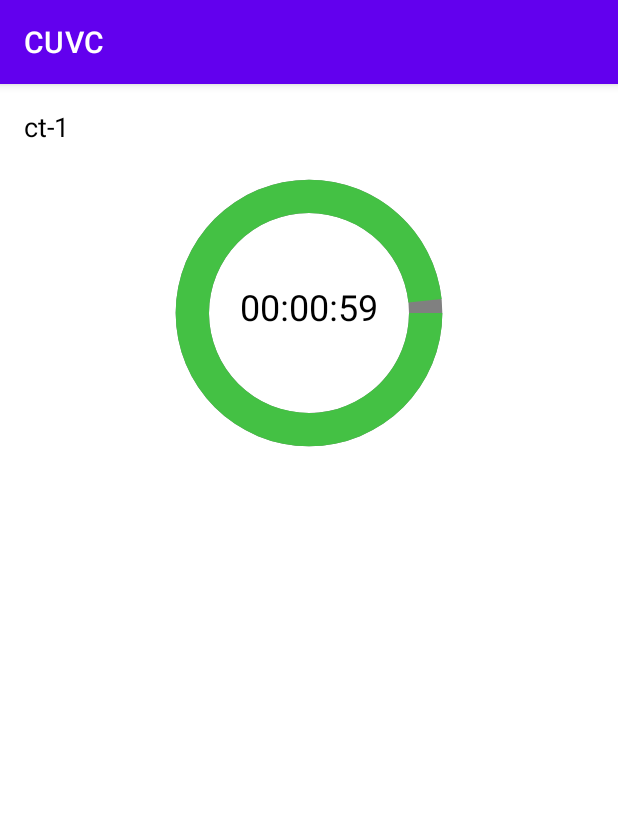
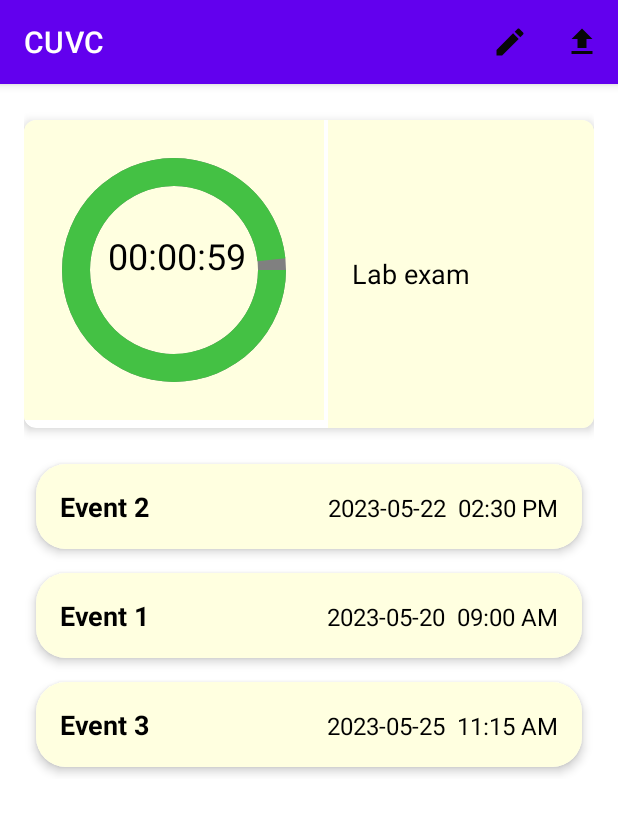
Before and after one commit to Sharif37/CU-Virtual-Classroom-, an Android app: the EventActivity screen opened directly, with no data from a screen before it, on a phone screen of 412 x 824 dp. Shown: the top 813 px of the screen. Run offline under Robolectric (Android 15) with nearby library versions, the phone set to English and light mode, and no system bars.

Commit message:
event features added

```diff
--- /dev/null
+++ b/CUVC/app/src/main/java/com/example/cuvc/Event.java
@@ -0,0 +1,36 @@
+package com.example.cuvc;
+
+public class Event implements Comparable<Event> {
+    private String name;
+    private String date;
+    private String time;
+    private String Id;
+
+    public Event(String Id,String name, String date, String time) {
+        this.Id=Id ;
+        this.name = name;
+        this.date = date;
+        this.time = time;
+    }
+
+    public String getId() {
+        return Id;
+    }
+    public String getName() {
+        return name;
+    }
+
+    public String getDate() {
+        return date;
+    }
+
+    public String getTime() {
+        return time;
+    }
+
+    @Override
+    public int compareTo(Event other) {
+        // Compare events based on time
+        return this.getTime().compareTo(other.getTime());
+    }
+}
--- a/CUVC/app/src/main/java/com/example/cuvc/EventActivity.java
+++ b/CUVC/app/src/main/java/com/example/cuvc/EventActivity.java
@@ -1,36 +1,95 @@
 package com.example.cuvc;
 
 import androidx.appcompat.app.AppCompatActivity;
+import androidx.recyclerview.widget.LinearLayoutManager;
 import androidx.recyclerview.widget.RecyclerView;
 
+import android.content.Intent;
 import android.os.Bundle;
 import android.os.CountDownTimer;
+import android.view.Menu;
+import android.view.MenuItem;
 import android.widget.ProgressBar;
 import android.widget.TextView;
 
+import java.util.ArrayList;
+import java.util.Collections;
+import java.util.List;
 import java.util.Locale;
 import java.util.concurrent.TimeUnit;
 
 public class EventActivity extends AppCompatActivity {
 
-
     private CountDownTimer countdownTimer;
     private ProgressBar countdownProgress;
     private TextView timeTextView;
+    private RecyclerView recyclerView;
+    private EventAdapter eventAdapter;
+    private List<Event> eventList;
+
     @Override
     protected void onCreate(Bundle savedInstanceState) {
         super.onCreate(savedInstanceState);
         setContentView(R.layout.activity_event);
 
-            countdownProgress = findViewById(R.id.countdown_progress_bar);
-            timeTextView = findViewById(R.id.countdown_text_view);
+        countdownProgress = findViewById(R.id.countdown_progress_bar);
+        timeTextView = findViewById(R.id.countdown_text_view);
 
-            RecyclerView upcomingEventsRecyclerView = findViewById(R.id.upcoming_events_recycler_view);
 
-            // Set up your RecyclerView adapter and layout manager here
+        // Set up your RecyclerView adapter and layout manager here
+        // Initialize the RecyclerView
+        recyclerView = findViewById(R.id.upcoming_events_recycler_view);
+        recyclerView.setLayoutManager(new LinearLayoutManager(this));
+
+        // Create a list of events (dummy data for demonstration)
+        eventList = new ArrayList<>();
+        eventList.add(new Event("","Event 1", "2023-05-20", "09:00 AM"));
+        eventList.add(new Event("","Event 2", "2023-05-22", "02:30 PM"));
+        eventList.add(new Event("","Event 3", "2023-05-25", "11:15 AM"));
+
+        // Sort the event list based on time
+        Collections.sort(eventList);
+
+        // Create and set the adapter
+        eventAdapter = new EventAdapter(eventList);
+        recyclerView.setAdapter(eventAdapter);
+
         long timeLeftInMillis = 60000; // Example: 1 minute (you should replace this with your desired time)
         startCountdownTimer(timeLeftInMillis);
+    }
+
+    @Override
+    public boolean onCreateOptionsMenu(Menu menu) {
+        getMenuInflater().inflate(R.menu.menu_admin, menu);
+        return true;
+    }
+
+    @Override
+    public boolean onOptionsItemSelected(MenuItem item) {
+        int itemId = item.getItemId();
+        if (itemId == R.id.menu_edit) {
+            // Handle the Edit menu item click
+            openEditEventForm();
+            Intent intent=new Intent(this,AdminFormActivity.class);
+            startActivity(intent);
+            return true;
+        } else if (itemId == R.id.menu_upload) {
+            // Handle the Upload menu item click
+            uploadEventToFirebase();
+            return true;
         }
+        return super.onOptionsItemSelected(item);
+    }
+
+    private void openEditEventForm() {
+        // Implement the logic to open the form for editing the event
+        // You can start a new activity or show a dialog fragment, for example
+    }
+
+    private void uploadEventToFirebase() {
+        // Implement the logic to upload the event to Firebase
+        // You can use Firebase APIs to store the event data
+    }
 
     private void startCountdownTimer(long timeLeftInMillis) {
         countdownProgress.setMax(10000); // Set a large max value for precision
@@ -61,8 +120,4 @@ public class EventActivity extends AppCompatActivity {
         };
         countdownTimer.start();
     }
-
-
-
-
 }
--- /dev/null
+++ b/CUVC/app/src/main/java/com/example/cuvc/EventAdapter.java
@@ -0,0 +1,53 @@
+package com.example.cuvc;
+
+import android.view.LayoutInflater;
+import android.view.View;
+import android.view.ViewGroup;
+import android.widget.TextView;
+
+import androidx.annotation.NonNull;
+import androidx.recyclerview.widget.RecyclerView;
+
+import java.util.List;
+
+public class EventAdapter extends RecyclerView.Adapter<EventAdapter.EventViewHolder> {
+    private List<Event> eventList;
+
+    public EventAdapter(List<Event> eventList) {
+        this.eventList = eventList;
+    }
+
+    @NonNull
+    @Override
+    public EventViewHolder onCreateViewHolder(@NonNull ViewGroup parent, int viewType) {
+        View itemView = LayoutInflater.from(parent.getContext())
+                .inflate(R.layout.item_event, parent, false);
+        return new EventViewHolder(itemView);
+    }
+
+    @Override
+    public void onBindViewHolder(@NonNull EventViewHolder holder, int position) {
+        Event event = eventList.get(position);
+        holder.eventNameTextView.setText(event.getName());
+        holder.eventDateTextView.setText(event.getDate());
+        holder.eventTimeTextView.setText(event.getTime());
+    }
+
+    @Override
+    public int getItemCount() {
+        return eventList.size();
+    }
+
+    static class EventViewHolder extends RecyclerView.ViewHolder {
+        TextView eventNameTextView;
+        TextView eventDateTextView;
+        TextView eventTimeTextView;
+
+        EventViewHolder(@NonNull View itemView) {
+            super(itemView);
+            eventNameTextView = itemView.findViewById(R.id.event_name_text_view);
+            eventDateTextView = itemView.findViewById(R.id.event_date_text_view);
+            eventTimeTextView = itemView.findViewById(R.id.event_time_text_view);
+        }
+    }
+}
--- /dev/null
+++ b/CUVC/app/src/main/res/drawable/ic_edit.xml
@@ -0,0 +1,5 @@
+<vector android:height="24dp" android:tint="#070707"
+    android:viewportHeight="24" android:viewportWidth="24"
+    android:width="24dp" xmlns:android="http://schemas.android.com/apk/res/android">
+    <path android:fillColor="@android:color/white" android:pathData="M3,17.25V21h3.75L17.81,9.94l-3.75,-3.75L3,17.25zM20.71,7.04c0.39,-0.39 0.39,-1.02 0,-1.41l-2.34,-2.34c-0.39,-0.39 -1.02,-0.39 -1.41,0l-1.83,1.83 3.75,3.75 1.83,-1.83z"/>
+</vector>
--- /dev/null
+++ b/CUVC/app/src/main/res/drawable/ic_upload.xml
@@ -0,0 +1,5 @@
+<vector android:height="24dp" android:tint="#070707"
+    android:viewportHeight="24" android:viewportWidth="24"
+    android:width="24dp" xmlns:android="http://schemas.android.com/apk/res/android">
+    <path android:fillColor="@android:color/white" android:pathData="M5,20h14v-2H5V20zM5,10h4v6h6v-6h4l-7,-7L5,10z"/>
+</vector>
--- a/CUVC/app/src/main/res/layout/activity_event.xml
+++ b/CUVC/app/src/main/res/layout/activity_event.xml
@@ -3,53 +3,76 @@
     xmlns:tools="http://schemas.android.com/tools"
     android:layout_width="match_parent"
     android:layout_height="wrap_content"
+    xmlns:app="http://schemas.android.com/apk/res-auto"
     android:padding="16dp"
     tools:context=".EventActivity">
 
-    <TextView
-        android:id="@+id/name_text_view"
-        android:layout_width="wrap_content"
+    <androidx.cardview.widget.CardView
+        android:id="@+id/pCardview"
+        android:layout_width="match_parent"
         android:layout_height="wrap_content"
-        android:text="ct-1"
-        android:textSize="18sp"
-        android:textColor="@android:color/black" />
+        android:layout_marginTop="8dp"
+        android:layout_centerHorizontal="true"
+        android:background="#FFFFE0"
+        app:cardCornerRadius="8dp"
+        app:cardElevation="4dp">
 
         <RelativeLayout
             android:id="@+id/countdown_progress_bar_layout"
-        android:layout_width="200dp"
-        android:layout_height="200dp"
-        android:layout_below="@+id/name_text_view"
-        android:layout_marginTop="8dp"
-        android:layout_centerHorizontal="true">
+            android:background="#FFFFE0"
+            android:layout_width="wrap_content"
+            android:layout_height="wrap_content">
 
             <ProgressBar
                 android:id="@+id/countdown_progress_bar"
+                style="?android:attr/progressBarStyleHorizontal"
                 android:layout_width="200dp"
                 android:layout_height="200dp"
-            android:layout_marginTop="8dp"
-            android:layout_centerHorizontal="true"
                 android:indeterminate="false"
+                android:padding="16dp"
                 android:max="100"
                 android:progress="100"
-            style="?android:attr/progressBarStyleHorizontal"
                 android:progressDrawable="@drawable/circular_progress_bar1" />
 
             <TextView
                 android:id="@+id/countdown_text_view"
-            android:layout_width="wrap_content"
-            android:layout_height="wrap_content"
-            android:layout_centerInParent="true"
+                android:layout_width="101dp"
+                android:layout_height="41dp"
+                android:layout_alignStart="@+id/countdown_progress_bar"
+                android:layout_alignTop="@+id/countdown_progress_bar"
+                android:layout_alignEnd="@+id/countdown_progress_bar"
+                android:layout_marginStart="56dp"
+                android:layout_marginTop="74dp"
+                android:layout_marginEnd="43dp"
                 android:text="00:00:00"
                 android:textColor="@color/black"
                 android:textSize="24sp" />
 
         </RelativeLayout>
 
+
+        <TextView
+            android:id="@+id/name_text_view"
+            android:layout_width="177dp"
+            android:layout_height="205dp"
+            android:layout_gravity="end"
+            android:background="#FFFFE0"
+            android:padding="16dp"
+            android:text="Lab exam "
+            android:gravity="center_vertical"
+            android:textColor="@color/black"
+            android:layout_alignTop="@id/countdown_progress_bar_layout"
+            android:layout_alignBottom="@id/countdown_progress_bar_layout"
+            android:layout_toEndOf="@id/countdown_progress_bar_layout"
+            android:textSize="18sp" />
+
+    </androidx.cardview.widget.CardView>
+
     <androidx.recyclerview.widget.RecyclerView
         android:id="@+id/upcoming_events_recycler_view"
         android:layout_width="match_parent"
         android:layout_height="wrap_content"
-        android:layout_below="@+id/countdown_progress_bar_layout"
+        android:layout_below="@id/pCardview"
         android:layout_marginTop="16dp" />
 
 </RelativeLayout>
--- /dev/null
+++ b/CUVC/app/src/main/res/layout/item_event.xml
@@ -0,0 +1,47 @@
+<!-- item_event.xml -->
+<androidx.cardview.widget.CardView xmlns:android="http://schemas.android.com/apk/res/android"
+    android:layout_width="match_parent"
+    android:layout_height="wrap_content"
+    xmlns:app="http://schemas.android.com/apk/res-auto"
+    android:layout_margin="8dp"
+    android:background="@color/white"
+    app:cardCornerRadius="20dp"
+    app:cardElevation="4dp">
+
+    <LinearLayout
+        android:layout_width="match_parent"
+        android:layout_height="wrap_content"
+        android:background="#FFFFE0"
+        android:padding="16dp">
+
+        <TextView
+            android:id="@+id/event_name_text_view"
+            android:layout_width="0dp"
+            android:text="kazi omar sharif"
+            android:layout_height="wrap_content"
+            android:layout_weight="1"
+            android:textSize="18sp"
+            android:textColor="@color/black"
+            android:textStyle="bold" />
+
+        <TextView
+            android:id="@+id/event_date_text_view"
+            android:layout_width="wrap_content"
+            android:layout_height="wrap_content"
+            android:text="12-12-12"
+            android:textSize="16sp"
+            android:textColor="@color/black"
+            android:layout_marginStart="16dp" />
+
+        <TextView
+            android:id="@+id/event_time_text_view"
+            android:layout_width="wrap_content"
+            android:layout_height="wrap_content"
+            android:textSize="16sp"
+            android:text="3:20"
+            android:textColor="@color/black"
+            android:layout_marginStart="8dp" />
+
+    </LinearLayout>
+
+</androidx.cardview.widget.CardView>
--- /dev/null
+++ b/CUVC/app/src/main/res/menu/menu_admin.xml
@@ -0,0 +1,17 @@
+<!-- menu_admin.xml -->
+<menu xmlns:app="http://schemas.android.com/apk/res-auto"
+    xmlns:android="http://schemas.android.com/apk/res/android">
+    <item
+        android:id="@+id/menu_edit"
+        android:title="Edit"
+        android:icon="@drawable/ic_edit"
+        android:orderInCategory="100"
+        app:showAsAction="ifRoom" />
+
+    <item
+        android:id="@+id/menu_upload"
+        android:title="Upload"
+        android:icon="@drawable/ic_upload"
+        android:orderInCategory="200"
+        app:showAsAction="ifRoom" />
+</menu>
```
Also changed, not shown: CUVC/app/src/main/AndroidManifest.xml (+4 -3 lines), CUVC/app/src/main/java/com/example/cuvc/AdminFormActivity.java (added, +136 -0 lines), CUVC/app/src/main/res/layout/activity_admin_form.xml (added, +55 -0 lines). Lines whose indentation alone changed are shown as unchanged.
